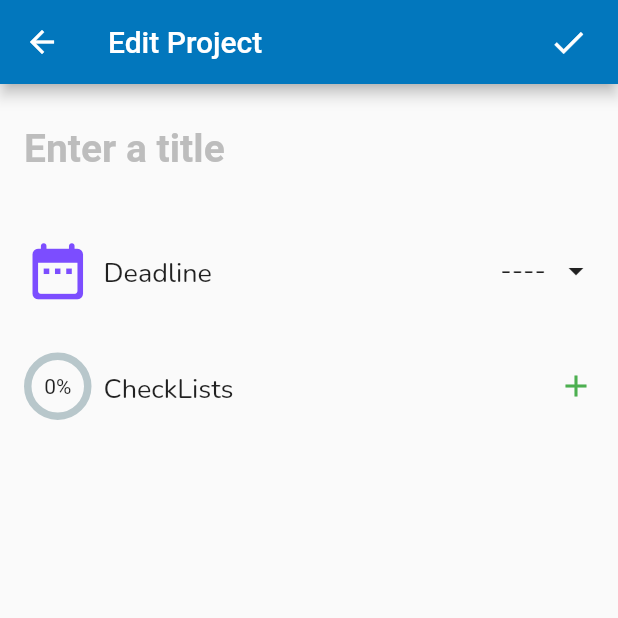
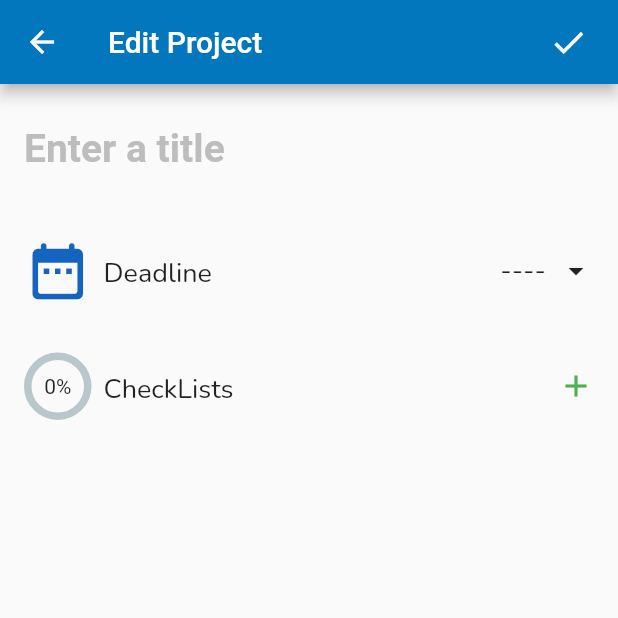
Before and after one commit to tanvir-ahmod/Project-Tracker, a Flutter app: the ViewProject screen opened directly, after a tap on "+Add new", after a tap on the "edit" icon, on a phone screen of 412 x 824 dp, the top half of it. Run offline on Flutter 3.47's test engine with Material 2 defaults, Android fonts, the phone set to English and light mode, and no system bars; drawn by our look-alikes of percent_indicator; our stand-ins replace dio, flutter_spinkit, fluttertoast, get, get_storage, google_fonts; accounts and stored records are empty.

Commit message:
Update deadline icon color

```diff
--- a/lib/ui/projects/add_project.dart
+++ b/lib/ui/projects/add_project.dart
@@ -86,7 +86,7 @@ class AddTodoScreen extends StatelessWidget {
                       children: [
                         Icon(
                           Icons.date_range_rounded,
-                          color: Colors.deepPurpleAccent,
+                          color: Colors.blue[800],
                           size: 45,
                         ),
                         Padding(
--- a/lib/ui/projects/view_project.dart
+++ b/lib/ui/projects/view_project.dart
@@ -93,7 +93,7 @@ class _ViewProjectState extends State<ViewProject> {
                           children: [
                             Icon(
                               Icons.date_range_rounded,
-                              color: Colors.deepPurpleAccent,
+                              color: Colors.blue[800],
                               size: 45,
                             ),
                             Padding(
```
